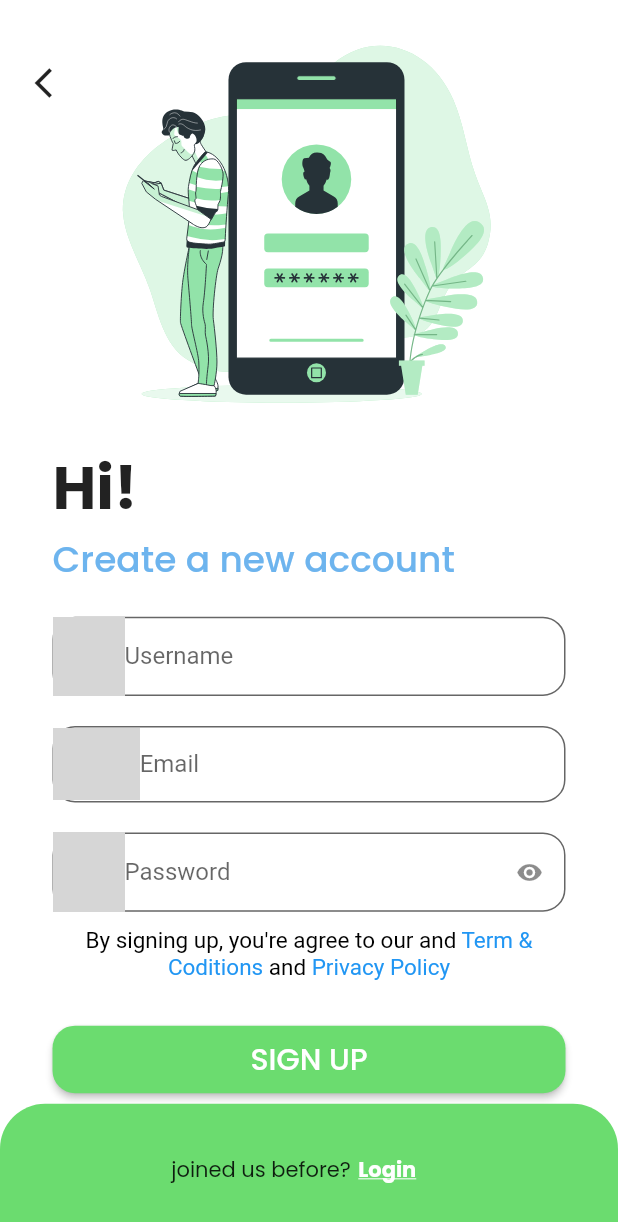
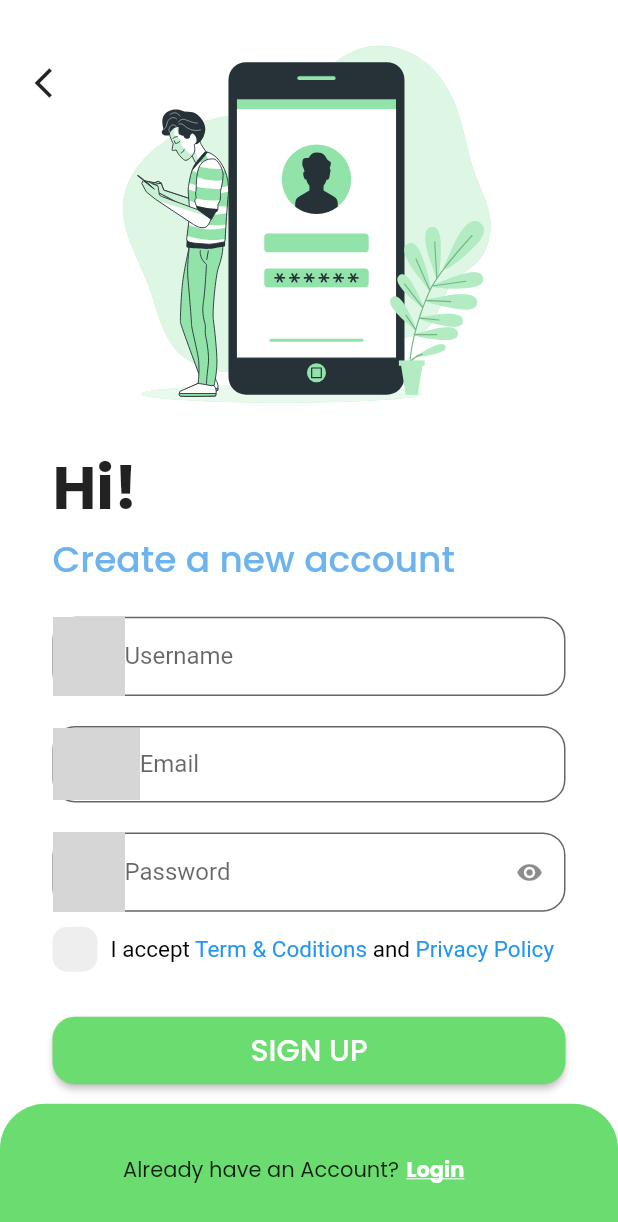
Before and after one commit to Ngochiendev/ShopApp, a Flutter app: the SignUpScreen screen opened by its route, on a phone screen of 412 x 824 dp. Shown: the top 1222 px of the screen. Run offline on Flutter 3.47's test engine with Material 2 defaults, Android fonts, the phone set to English and light mode, and no system bars; our stand-ins replace flutter_svg, get, google_fonts, lottie; grey boxes are pictures that could not be loaded.

Commit message:
fixed UI SIGNUP

```diff
--- /dev/null
+++ b/lib/View/screens/auth/component/check_widget.dart
@@ -0,0 +1,93 @@
+import 'package:flutter/gestures.dart';
+import 'package:flutter/material.dart';
+import 'package:get/get.dart';
+import 'package:shopapp/logic/controller/auth_controller.dart';
+import 'package:url_launcher/url_launcher.dart';
+
+class check_widget extends StatelessWidget {
+  check_widget({
+    Key? key,
+  }) : super(key: key);
+  final controller = Get.find<Authcontroller>();
+
+  @override
+  Widget build(BuildContext context) {
+    return GetBuilder<Authcontroller>(builder: (_) {
+      return Container(
+        margin: const EdgeInsets.symmetric(vertical: 10),
+        child: Row(
+          children: [
+            InkWell(
+              borderRadius: BorderRadius.circular(10),
+              onTap: () {
+                controller.Checkbox();
+              },
+              child: Container(
+                height: 30,
+                width: 30,
+                decoration: BoxDecoration(
+                  color: Colors.grey.shade200,
+                  borderRadius: BorderRadius.circular(10),
+                ),
+                child: controller.isCheckbox
+                    ? Image.asset('./assets/images/check.png')
+                    : null,
+              ),
+            ),
+            const SizedBox(width: 5),
+            RichText(
+              textAlign: TextAlign.center,
+              text: TextSpan(
+                children: [
+                  const TextSpan(
+                    text: " I accept ",
+                    style: TextStyle(
+                      color: Colors.black,
+                      fontSize: 15,
+                    ),
+                  ),
+                  TextSpan(
+                    text: 'Term & Coditions',
+                    recognizer: TapGestureRecognizer()
+                      ..onTap = () async {
+                        String url = "http://bit.ly/kilimo-term-condition";
+                        if (await canLaunch(url)) {
+                          await launch(url, forceSafariVC: true);
+                        } else {
+                          throw 'Could not launch $url';
+                        }
+                      },
+                    style: const TextStyle(
+                      color: Colors.blue,
+                      fontSize: 15,
+                    ),
+                  ),
+                  const TextSpan(
+                    text: " and ",
+                    style: TextStyle(
+                      color: Colors.black,
+                      fontSize: 15,
+                    ),
+                  ),
+                  TextSpan(
+                    text: 'Privacy Policy',
+                    recognizer: TapGestureRecognizer()
+                      ..onTap = () async {
+                        String url = "http://bit.ly/kilimo-private-policy";
+                        if (await canLaunch(url)) {
+                          await launch(url, forceSafariVC: true);
+                        } else {
+                          throw 'Could not launch $url';
+                        }
+                      },
+                    style: const TextStyle(color: Colors.blue, fontSize: 15),
+                  ),
+                ],
+              ),
+            ),
+          ],
+        ),
+      );
+    });
+  }
+}
--- a/lib/View/screens/auth/signup_screen.dart
+++ b/lib/View/screens/auth/signup_screen.dart
@@ -1,17 +1,19 @@
-import 'package:flutter/gestures.dart';
 import 'package:flutter/material.dart';
 import 'package:flutter_svg/svg.dart';
 import 'package:get/get.dart';
 import 'package:shopapp/View/widgets/text_ultils.dart';
-import 'package:url_launcher/url_launcher.dart';
-
+import 'package:shopapp/logic/controller/auth_controller.dart';
+import 'package:shopapp/ultils/ultilService.dart';
 import '../../widgets/auth/auth_text_form_field.dart';
+import 'component/check_widget.dart';
 
 class SignUpScreen extends StatefulWidget {
   SignUpScreen({Key? key}) : super(key: key);
   final TextEditingController username_controller = TextEditingController();
   final TextEditingController password_controller = TextEditingController();
   final TextEditingController email_controller = TextEditingController();
+  final formKey = GlobalKey<FormState>();
+  final controller = Get.find<Authcontroller>();
 
   @override
   State<SignUpScreen> createState() => _SignUpScreenState();
@@ -59,9 +61,10 @@ class _SignUpScreenState extends State<SignUpScreen> {
                   //text
                   Expanded(
                     flex: 5,
-                    child: Container(
                     child: Padding(
                       padding: const EdgeInsets.symmetric(horizontal: 35.0),
+                      child: Form(
+                        key: widget.formKey,
                         child: Column(
                           crossAxisAlignment: CrossAxisAlignment.stretch,
                           children: [
@@ -81,7 +84,15 @@ class _SignUpScreenState extends State<SignUpScreen> {
                             //email
                             AuthTextFormField(
                               controller: widget.username_controller,
-                              validator: () {},
+                              validator: (valueUsername) {
+                                if (valueUsername.toString().length <= 2 ||
+                                    !RegExp(validationName)
+                                        .hasMatch(valueUsername)) {
+                                  return "Enter valid name";
+                                } else {
+                                  return null;
+                                }
+                              },
                               prefixIcon:
                                   Image.asset('./assets/images/user.png'),
                               hintText: 'Username',
@@ -91,7 +102,20 @@ class _SignUpScreenState extends State<SignUpScreen> {
                             //Email
                             AuthTextFormField(
                               controller: widget.email_controller,
-                              validator: () {},
+                              validator: (email) {
+                                // if (!RegExp(validationEmail).hasMatch(email)) {
+                                //   return "Valid email";
+                                // } else {
+                                //   return null;
+                                // }
+                                if (email == null || email.isEmtry) {
+                                  return "Enter your email";
+                                }
+                                if (!email.isEmail) {
+                                  return 'Enter a valid email';
+                                }
+                                return null;
+                              },
                               prefixIcon:
                                   Image.asset('./assets/images/email.png'),
                               hintText: 'Email',
@@ -99,77 +123,41 @@ class _SignUpScreenState extends State<SignUpScreen> {
                             ),
                             const SizedBox(height: 20),
                             //pasword
-                            AuthTextFormField(
+                            GetBuilder<Authcontroller>(
+                              builder: (_) {
+                                return AuthTextFormField(
                                   controller: widget.password_controller,
-                              obscureText: true,
-                              validator: () {},
+                                  obscureText: widget.controller.isVisibilty
+                                      ? false
+                                      : true,
+                                  validator: (password) {
+                                    if (password == null || password.isEmpty) {
+                                      return 'Please enter your password';
+                                    }
+                                    if (password.length < 7) {
+                                      return 'password isn\'t 7 characters';
+                                    }
+                                    return null;
+                                  },
                                   prefixIcon:
                                       Image.asset('./assets/images/lock.png'),
                                   hintText: 'Password',
                                   labelText: 'Password',
-                              suffixIcon: const Icon(Icons.visibility),
+                                  suffixIcon: GestureDetector(
+                                    onTap: () {
+                                      widget.controller.Visibilty();
+                                      print('show');
+                                    },
+                                    child: widget.controller.isVisibilty
+                                        ? const Icon(Icons.visibility_off)
+                                        : const Icon(Icons.visibility),
+                                  ),
+                                );
+                              },
                             ),
 
                             //Text Term & Coditions
-                            Container(
-                              margin: const EdgeInsets.symmetric(vertical: 10),
-                              child: RichText(
-                                textAlign: TextAlign.center,
-                                text: TextSpan(
-                                  children: [
-                                    const TextSpan(
-                                      text:
-                                          "By signing up, you're agree to our and ",
-                                      style: TextStyle(
-                                        color: Colors.black,
-                                        fontSize: 15,
-                                      ),
-                                    ),
-                                    TextSpan(
-                                      text: 'Term & Coditions',
-                                      recognizer: TapGestureRecognizer()
-                                        ..onTap = () async {
-                                          String url =
-                                              "http://bit.ly/kilimo-term-condition";
-                                          if (await canLaunch(url)) {
-                                            await launch(url,
-                                                forceSafariVC: true);
-                                          } else {
-                                            throw 'Could not launch $url';
-                                          }
-                                        },
-                                      style: const TextStyle(
-                                        color: Colors.blue,
-                                        fontSize: 15,
-                                      ),
-                                    ),
-                                    const TextSpan(
-                                      text: " and ",
-                                      style: TextStyle(
-                                        color: Colors.black,
-                                        fontSize: 15,
-                                      ),
-                                    ),
-                                    TextSpan(
-                                      text: 'Privacy Policy',
-                                      recognizer: TapGestureRecognizer()
-                                        ..onTap = () async {
-                                          String url =
-                                              "http://bit.ly/kilimo-private-policy";
-                                          if (await canLaunch(url)) {
-                                            await launch(url,
-                                                forceSafariVC: true);
-                                          } else {
-                                            throw 'Could not launch $url';
-                                          }
-                                        },
-                                      style: const TextStyle(
-                                          color: Colors.blue, fontSize: 15),
-                                    ),
-                                  ],
-                                ),
-                              ),
-                            ),
+                             check_widget(),
                             const SizedBox(height: 20),
                             //Button sign up
                             SizedBox(
@@ -194,7 +182,7 @@ class _SignUpScreenState extends State<SignUpScreen> {
                       ),
                     ),
                   ),
-
+                  //Bottom
                   Expanded(
                     flex: 1,
                     child: Container(
@@ -209,7 +197,7 @@ class _SignUpScreenState extends State<SignUpScreen> {
                         mainAxisAlignment: MainAxisAlignment.center,
                         children: [
                           const TextUltils(
-                            text: 'joined us before?',
+                            text: 'Already have an Account?',
                           ),
                           TextButton(
                             style: TextButton.styleFrom(
@@ -218,13 +206,16 @@ class _SignUpScreenState extends State<SignUpScreen> {
                                 horizontal: 5,
                               ),
                             ),
-                              onPressed: () {},
+                            onPressed: () {
+                              Get.offNamed("/loginScreen");
+                            },
                             child: const TextUltils(
                               text: 'Login',
                               color: Colors.white,
                               fontWeight: FontWeight.bold,
                               decoration: TextDecoration.underline,
-                              ))
+                            ),
+                          ),
                         ],
                       ),
                     ),
--- /dev/null
+++ b/lib/logic/bindings/Auth_binding.dart
@@ -0,0 +1,9 @@
+import 'package:get/get.dart';
+import 'package:shopapp/logic/controller/auth_controller.dart';
+
+class AuthBinding extends Bindings {
+  @override
+  void dependencies() {
+    Get.put(Authcontroller());
+  }
+}
--- /dev/null
+++ b/lib/logic/controller/auth_controller.dart
@@ -0,0 +1,20 @@
+import 'package:get/get.dart';
+
+class Authcontroller extends GetxController {
+  bool isVisibilty = false;
+  bool isCheckbox = false;
+
+  Future<void> Visibilty() async {
+    isCheckbox = !isCheckbox;
+    update();
+  }
+
+  Future<void> Checkbox() async {
+    isCheckbox = !isCheckbox;
+    update();
+  }
+}
+
+//GetxBuilder
+
+//Obx
--- a/lib/routes/routes.dart
+++ b/lib/routes/routes.dart
@@ -1,4 +1,5 @@
 import 'package:get/get.dart';
+import 'package:shopapp/logic/bindings/Auth_binding.dart';
 import '../View/screens/auth/login_screen.dart';
 import '../View/screens/auth/signup_screen.dart';
 import '../View/screens/flash_screen.dart';
@@ -19,6 +20,7 @@ class AppPage {
     GetPage(
       name: PageRoutes.signupScreen,
       page: () => SignUpScreen(),
+      binding: AuthBinding(),
     )
   ];
 }
--- /dev/null
+++ b/lib/ultils/ultilService.dart
@@ -0,0 +1,6 @@
+String validationEmail =
+    r"^[a-zA-Z0-9.a-zA-Z0-9.!#$%&'*+-/=?^_`{|}~]+@[a-zA-Z0-9]+\.[a-zA-Z]+";
+
+String validationName = r'^[a-z A-Z]+$';
+
+String baseUrl = 'https://fakestoreapi.com';
```
Also changed, not shown: flutter_02.png (added). Lines whose indentation alone changed are shown as unchanged.
